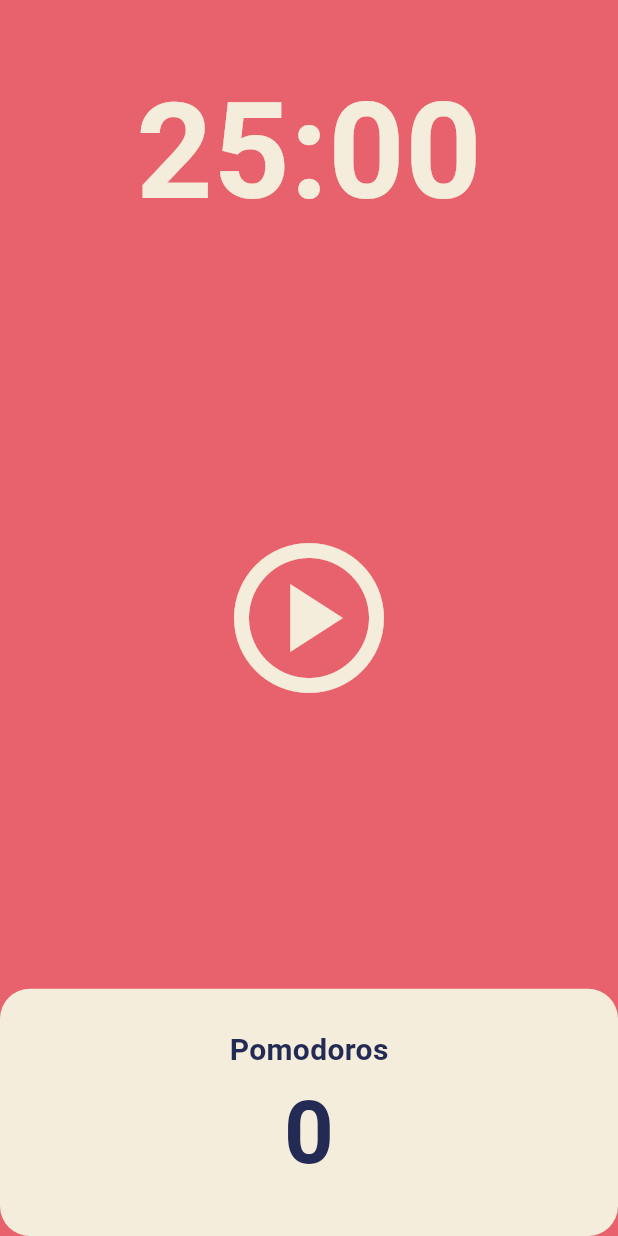
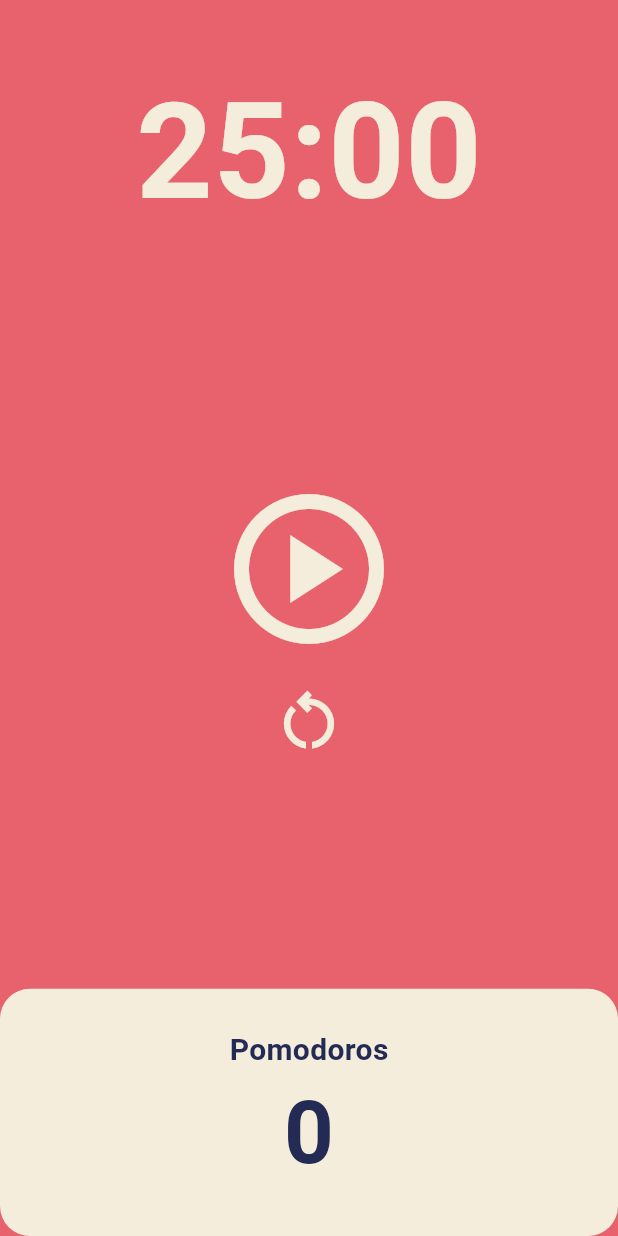
Before and after one commit to jiyeong97/pomodoro_application, a Flutter app: the screen it shows after launch, on a phone screen of 412 x 824 dp. Run offline on Flutter 3.47's test engine with Material 3 defaults, Android fonts, the phone set to English and light mode, and no system bars.

Commit message:
restart function

```diff
--- a/lib/Screen/home_screen.dart
+++ b/lib/Screen/home_screen.dart
@@ -48,6 +48,14 @@
     });
   }
 
+  void onRestartPressed(){
+    timer.cancel();
+    setState(() {
+      totalSeconds = twentyFiveMinutes;
+      isRunning = false;
+    });
+  }
+
   String format(int seconds){
     var duration = Duration(seconds : seconds);
     return duration.toString().split(".").first.substring(2, 7);
@@ -75,13 +83,23 @@
             Flexible(
               flex: 3,
               child: Center(
-                child: IconButton(
+                child: Column(
+                  mainAxisAlignment: MainAxisAlignment.center,
+                  children: [
+                    IconButton(
                       iconSize: 120,
                       color: Theme.of(context).cardColor,
                       onPressed: isRunning ? onPausePressed : onStartPressed,
                       icon: Icon(isRunning
                           ? Icons.pause_circle_outline
                           : Icons.play_circle_outlined),
+                    ),
+                    IconButton(
+                        iconSize: 50,
+                        color: Theme.of(context).cardColor,
+                        onPressed: onRestartPressed,
+                        icon: const Icon(Icons.restart_alt_outlined)),
+                  ],
                 ),
               ),
             ),
```
Lines whose indentation alone changed are shown as unchanged.
